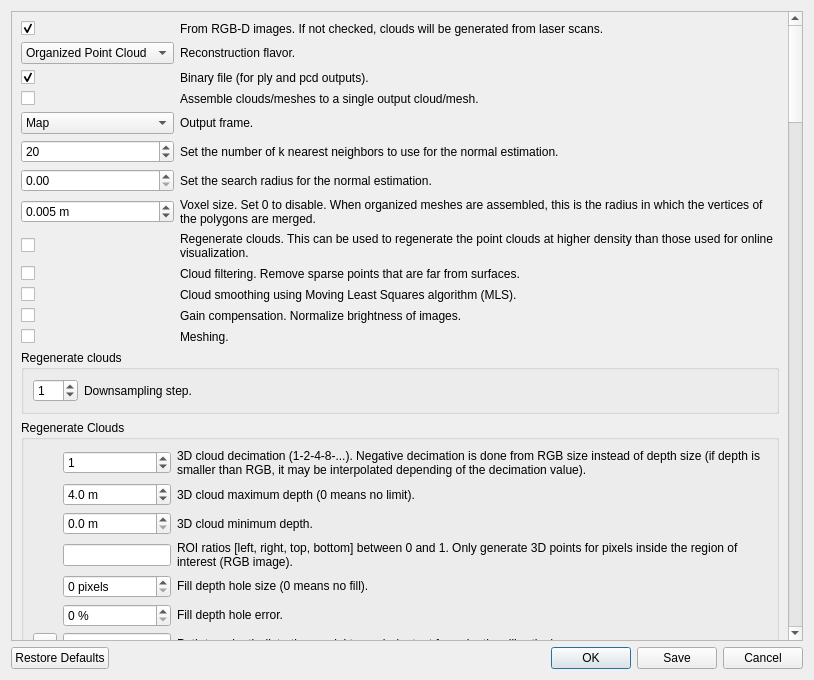
The window that guilib/src/ui/exportCloudsDialog.ui (ros2-gbp/rtabmap-release) describes before a commit, drawn with Qt 5.
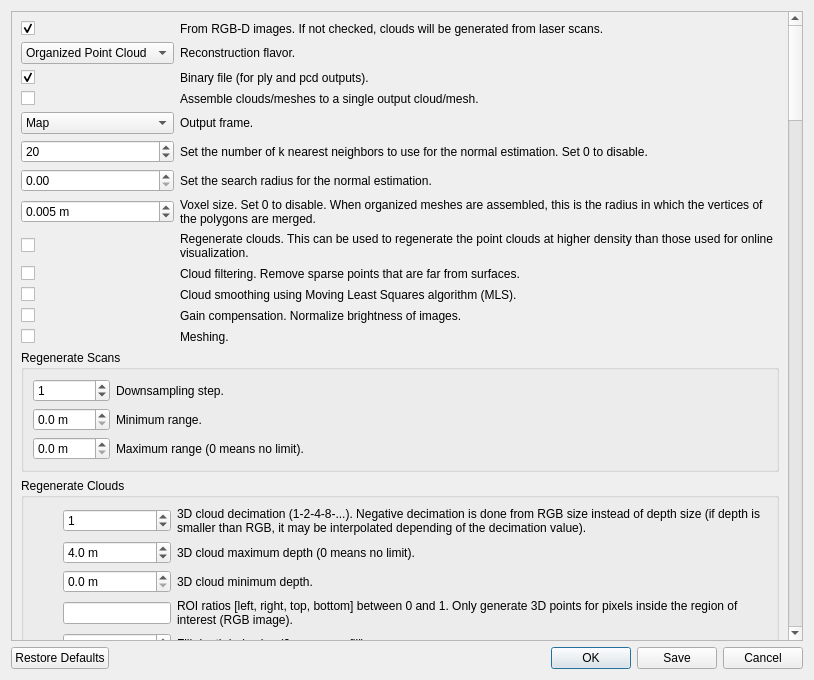
The same window after the commit.

```diff
--- a/guilib/src/ui/exportCloudsDialog.ui
+++ b/guilib/src/ui/exportCloudsDialog.ui
@@ -23,9 +23,9 @@
       <property name="geometry">
        <rect>
         <x>0</x>
-        <y>-1112</y>
-        <width>773</width>
-        <height>4339</height>
+        <y>0</y>
+        <width>780</width>
+        <height>4775</height>
        </rect>
       </property>
       <layout class="QVBoxLayout" name="verticalLayout_13">
@@ -216,7 +216,7 @@
          <item row="6" column="1">
           <widget class="QLabel" name="label_normal">
            <property name="text">
-            <string>Set the number of k nearest neighbors to use for the normal estimation.</string>
+            <string>Set the number of k nearest neighbors to use for the normal estimation. Set 0 to disable.</string>
            </property>
            <property name="wordWrap">
             <bool>true</bool>
@@ -299,7 +299,7 @@
        <item>
         <widget class="QGroupBox" name="groupBox_regenerateScans">
          <property name="title">
-          <string>Regenerate clouds</string>
+          <string>Regenerate Scans</string>
          </property>
          <layout class="QGridLayout" name="gridLayout_18" columnstretch="0,1">
           <item row="0" column="0">
@@ -325,6 +325,64 @@
             </property>
            </widget>
           </item>
+          <item row="1" column="1">
+           <widget class="QLabel" name="label_138">
+            <property name="text">
+             <string>Minimum range.</string>
+            </property>
+            <property name="wordWrap">
+             <bool>true</bool>
+            </property>
+           </widget>
+          </item>
+          <item row="1" column="0">
+           <widget class="QDoubleSpinBox" name="doubleSpinBox_rangeMin">
+            <property name="suffix">
+             <string> m</string>
+            </property>
+            <property name="decimals">
+             <number>1</number>
+            </property>
+            <property name="maximum">
+             <double>100.000000000000000</double>
+            </property>
+            <property name="singleStep">
+             <double>0.100000000000000</double>
+            </property>
+            <property name="value">
+             <double>0.000000000000000</double>
+            </property>
+           </widget>
+          </item>
+          <item row="2" column="0">
+           <widget class="QDoubleSpinBox" name="doubleSpinBox_rangeMax">
+            <property name="suffix">
+             <string> m</string>
+            </property>
+            <property name="decimals">
+             <number>1</number>
+            </property>
+            <property name="maximum">
+             <double>1000.000000000000000</double>
+            </property>
+            <property name="singleStep">
+             <double>0.100000000000000</double>
+            </property>
+            <property name="value">
+             <double>0.000000000000000</double>
+            </property>
+           </widget>
+          </item>
+          <item row="2" column="1">
+           <widget class="QLabel" name="label_139">
+            <property name="text">
+             <string>Maximum range (0 means no limit).</string>
+            </property>
+            <property name="wordWrap">
+             <bool>true</bool>
+            </property>
+           </widget>
+          </item>
          </layout>
         </widget>
        </item>
```
Left out of the diff: 2 changed lines with no effect on the pictures.
